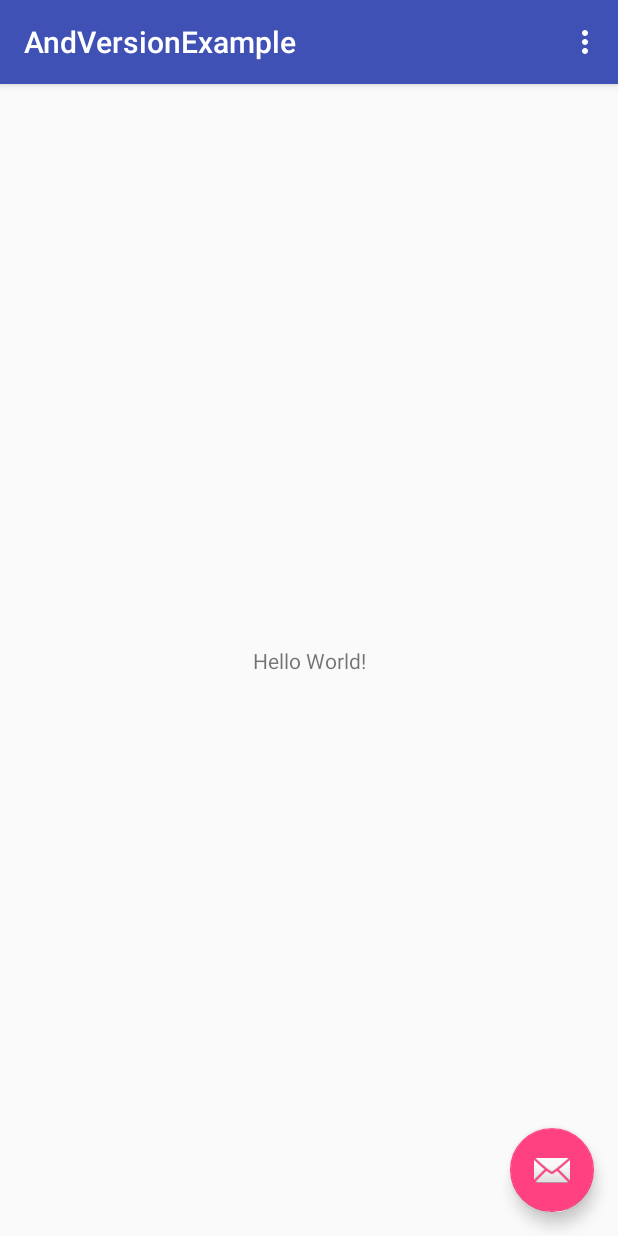
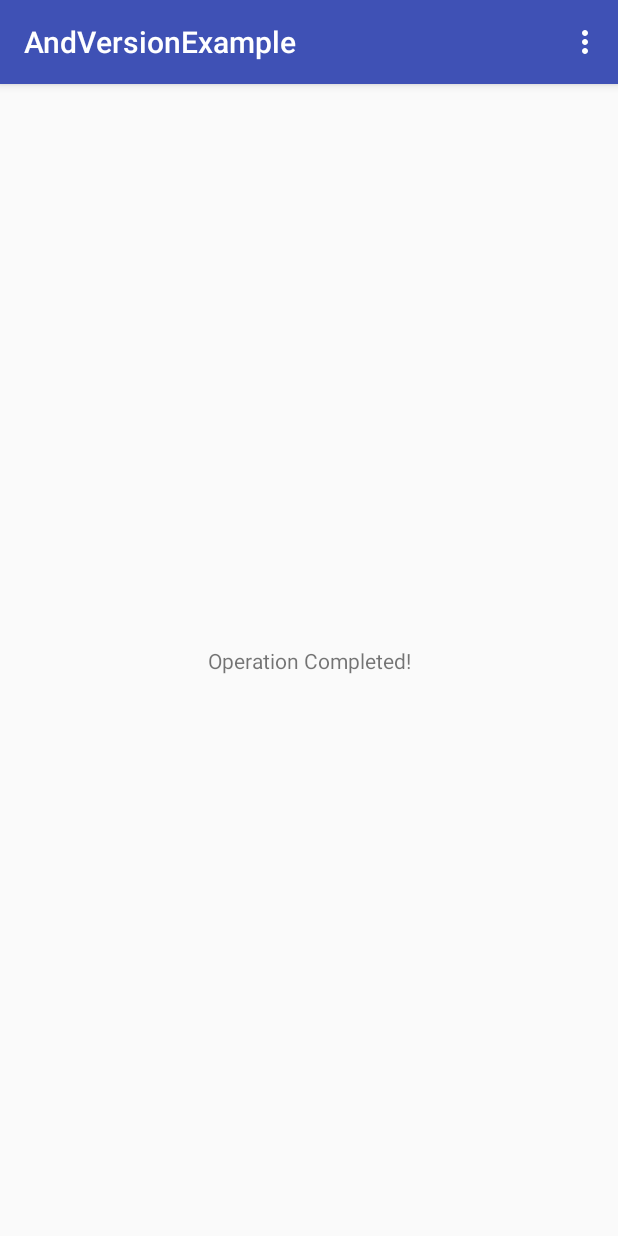
Before and after one commit to zingat/AndVersion, an Android app: the screen it shows after launch (MainActivity), on a phone screen of 412 x 824 dp. Run offline under Robolectric (Android 15) with nearby library versions, the phone set to English and light mode, and no system bars; libraries missing offline, so code that uses them is left out: com.afollestad.materialdialogs, com.facebook.stetho; 1 statement that could not run was skipped.

```diff
--- a/app/src/main/java/com/zingat/andversionexample/MainActivity.java
+++ b/app/src/main/java/com/zingat/andversionexample/MainActivity.java
@@ -9,6 +9,7 @@ import android.support.v7.widget.Toolbar;
 import android.view.View;
 import android.view.Menu;
 import android.view.MenuItem;
+import android.widget.TextView;
 import android.widget.Toast;
 
 import com.zingat.andversion.AndVersion;
@@ -18,6 +19,8 @@ public class MainActivity extends AppCompatActivity {
 
     public static final String ANDVERSION_URL = "http://andversion.com/sample/demoAndroid.json";
 
+    private TextView operationCompleted;
+
     @Override
     protected void onCreate( Bundle savedInstanceState ) {
         super.onCreate( savedInstanceState );
@@ -25,23 +28,8 @@ public class MainActivity extends AppCompatActivity {
         Toolbar toolbar = ( Toolbar ) findViewById( R.id.toolbar );
         setSupportActionBar( toolbar );
 
-        FloatingActionButton fab = ( FloatingActionButton ) findViewById( R.id.fab );
-        fab.setOnClickListener( new View.OnClickListener() {
-            @Override
-            public void onClick( View view ) {
-                Snackbar.make( view, "Replace with your own action", Snackbar.LENGTH_LONG )
-                        .setAction( "Action", null ).show();
-            }
-        } );
-
+        this.operationCompleted = ( TextView ) findViewById( R.id.operation_completed );
     }
-
-    @Override
-    protected void onStart() {
-        super.onStart();
-
-    }
-
 
     @Override
     protected void onResume() {
@@ -55,6 +43,8 @@ public class MainActivity extends AppCompatActivity {
                     public void onCompleted() {
                         // Flow can continue without any dialog.
                         // You can use null object instead of OnCompletedListener
+
+                        operationCompleted.setText( "Operation Completed!" );
                     }
                 } );
 
--- a/app/src/main/res/layout/activity_main.xml
+++ b/app/src/main/res/layout/activity_main.xml
@@ -23,12 +23,4 @@
 
     <include layout="@layout/content_main"/>
 
-    <android.support.design.widget.FloatingActionButton
-        android:id="@+id/fab"
-        android:layout_width="wrap_content"
-        android:layout_height="wrap_content"
-        android:layout_gravity="bottom|end"
-        android:layout_margin="@dimen/fab_margin"
-        app:srcCompat="@android:drawable/ic_dialog_email"/>
-
 </android.support.design.widget.CoordinatorLayout>
--- a/app/src/main/res/layout/content_main.xml
+++ b/app/src/main/res/layout/content_main.xml
@@ -12,10 +12,11 @@
     <TextView
         android:layout_width="wrap_content"
         android:layout_height="wrap_content"
-        android:text="Hello World!"
         app:layout_constraintBottom_toBottomOf="parent"
         app:layout_constraintLeft_toLeftOf="parent"
         app:layout_constraintRight_toRightOf="parent"
-        app:layout_constraintTop_toTopOf="parent"/>
+        app:layout_constraintTop_toTopOf="parent"
+        android:id="@+id/operation_completed"
+        />
 
 </android.support.constraint.ConstraintLayout>
```
